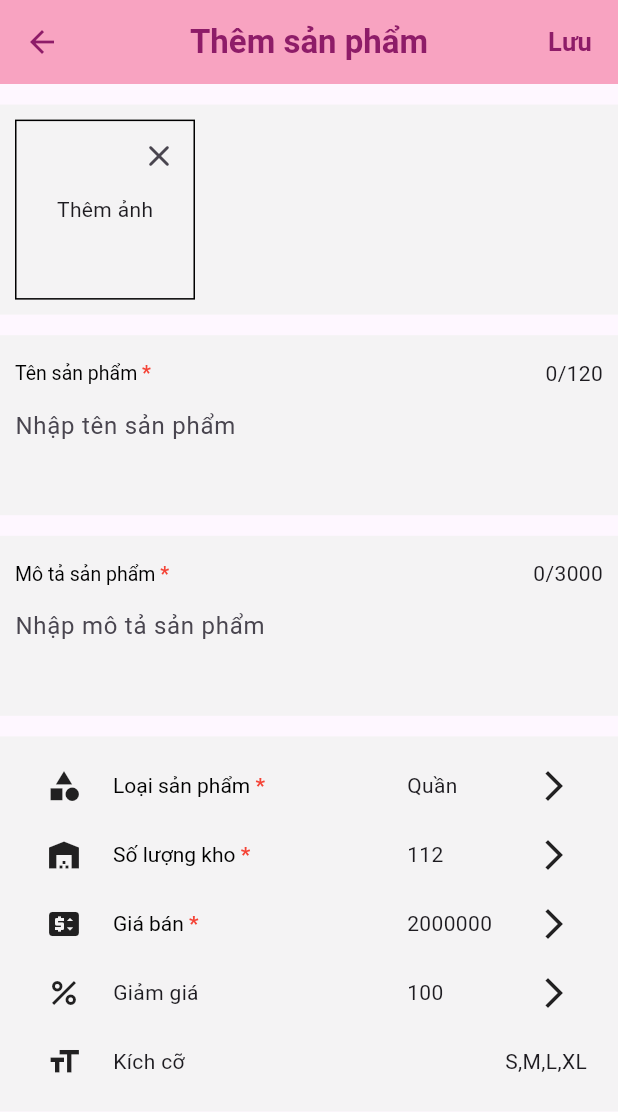
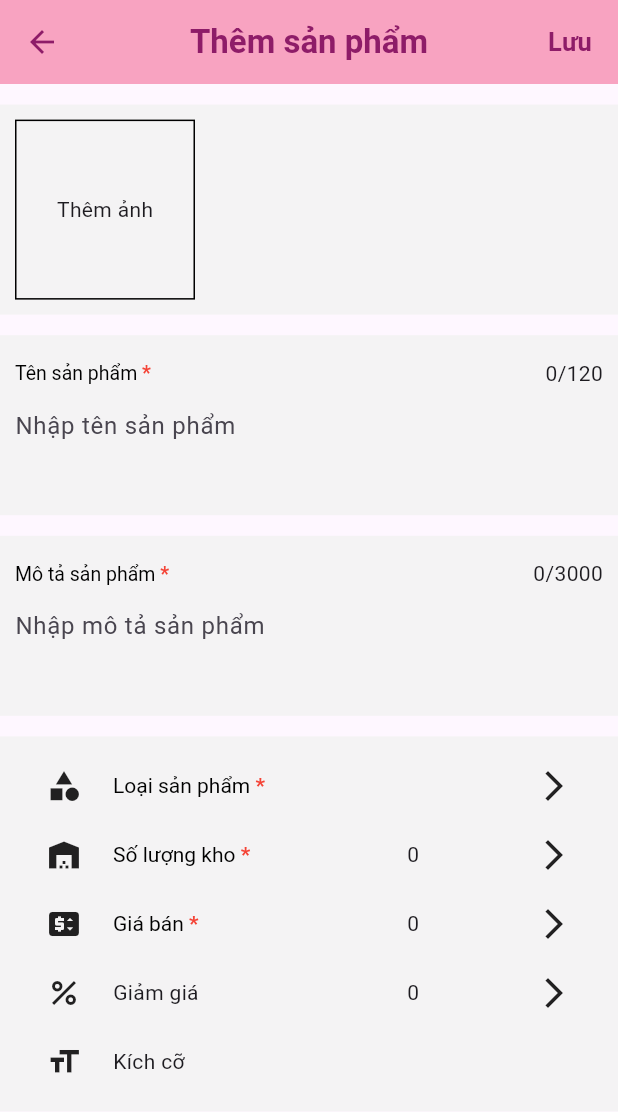
Before and after one commit to phamduykhanh135/fashion-NKH, a Flutter app: the screen it shows after launch, after a tap on the "add" icon, on a phone screen of 412 x 824 dp. Shown: the top 1112 px of the screen. Run offline on Flutter 3.47's test engine with Material 3 defaults, Android fonts, the phone set to English and light mode, and no system bars; our stand-ins replace fl_chart, image_picker; network calls fail.

Commit message:
hao_xử lý chức năng thêm sản phẩm

```diff
--- a/lib/model/themsp.dart
+++ b/lib/model/themsp.dart
@@ -1,15 +1,14 @@
-class Them{
-  dynamic linkImage;
-  String? ten_sp;
-  String? mota_sp;
-  String? l_sp;
-  String? size_S;
-  String? size_M;
-  String? size_L;
-  String? size_XL;
-  int? quatitySizeS;
-  int? quatitySizeM;
-  int? quatitySizeL;
-  int? quatitySizeXL;
-  int? discount;
+ class Them{
+  static dynamic linkImage;
+  static String ten_sp="";
+  static String mota_sp="";
+  static String l_sp="";
+  static String kichco_sp="";
+  static int price_sp=0;
+  static int quatitySizeS=0;
+  static int quatitySizeM=0;
+  static int quatitySizeL=0;
+  static int quatitySizeXL=0;
+  static int discount_sp=0;
+
 }
--- a/lib/views/themsanpham.dart
+++ b/lib/views/themsanpham.dart
@@ -1,14 +1,14 @@
+import 'dart:io';
+
 import 'package:flutter/material.dart';
 import 'package:sales_application/model/themsp.dart';
-import 'package:sales_application/views/color.dart';
-import 'package:sales_application/views/color.dart';
-import 'package:sales_application/views/color.dart';
 import 'package:sales_application/views/color.dart';
 import 'package:sales_application/views/gia_sp.dart';
 import 'package:sales_application/views/giamgia.dart';
 import 'package:sales_application/views/loaisanpham.dart';
 import 'package:sales_application/views/quanlysanpham.dart';
 import 'package:sales_application/views/soluongkho.dart';
+import 'package:image_picker/image_picker.dart';
 
 class ThemSP extends StatefulWidget {
   const ThemSP({super.key});
@@ -18,13 +18,20 @@ class ThemSP extends StatefulWidget {
 }
 
 class _ThemSPState extends State<ThemSP> {
+  File ? _selected;
   TextEditingController _tensp = TextEditingController();
   TextEditingController _mota = TextEditingController();
+  String _loai_sp= Them.l_sp.toString();
+  String _kichco_sp=Them.kichco_sp;
+  int _soLuongKho=Them.quatitySizeL+Them.quatitySizeM+Them.quatitySizeS+Them.quatitySizeXL;
+  // int _sizeS=Them.quatitySizeS.toInt();
+  // int _sizeM=Them.quatitySizeM.toInt();
+  // int _sizeL=Them.quatitySizeL.toInt();
+  // int _sizeXL=Them.quatitySizeXL.toInt();
+  int _giaBan=Them.price_sp;
+  int _giamGia=Them.discount_sp;
   int _charCount1 = 0;
   int _charCount = 0;
-  final Them sp=Them();
-
-
   @override
   Widget build(BuildContext context) {
     return Scaffold(
@@ -35,9 +42,26 @@ class _ThemSPState extends State<ThemSP> {
       actions: [
         TextButton(onPressed: (){
           //Cap nhat gia tri sp của class
-          sp.ten_sp=_mota.text;
-          sp.mota_sp=_mota.text;
+          Them.ten_sp=_tensp.text;
+          Them.mota_sp=_mota.text;
+
+          // if(_tensp==null||_tensp==""||_mota==""||_mota==null||_loai_sp==""||_giaBan==0||_soLuongKho==0){
+          //   print("Nhập thiếu thông tin");
+          // }
           //Firebase
+          //Final
+          Them.kichco_sp="";
+          Them.ten_sp="";
+          Them.mota_sp="";
+          Them.l_sp="";
+           Them.price_sp=0;
+           Them.quatitySizeS=0;
+           Them.quatitySizeM=0;
+           Them.quatitySizeL=0;
+           Them.quatitySizeXL=0;
+           Them.discount_sp=0;
+          Navigator.push( context,
+            MaterialPageRoute(builder: (context) => QuanLySP()),);
         }, child: Text("Lưu",style: TextStyle(color: MyColor.dark_pink,fontWeight: FontWeight.bold,fontSize: 17)))
       ],
       leading: IconButton(onPressed: (){
@@ -72,20 +96,28 @@ class _ThemSPState extends State<ThemSP> {
                         ),
                       ),
                       child:InkWell(
-                        onTap: (){/*TODO:*/},
-                        child: Center(
+                        onTap: (){_pickImage();},
+                        child: _selected!=null? Image.file(_selected!):Center(
                           child: Text("Thêm ảnh",style:TextStyle(fontSize: 14)),/*TODO:*/
                         ),
                       ),
                     ),
+                    if (_selected != null)
+                      ...[
                         Positioned(
                           top: 0,
                           right: 0,
                           child: IconButton(
                             icon: Icon(Icons.close_rounded),
-                        onPressed: () {},
+                            onPressed: () {
+                              setState(() {
+                                _selected = null;
+                              });
+                            },
                           ),
                         ),
+                      ],
+
                   ],
                 )
 
@@ -138,7 +170,7 @@ class _ThemSPState extends State<ThemSP> {
                     }
                   });
                 },
-                decoration: InputDecoration(
+                decoration: const InputDecoration(
                   hintText: 'Nhập tên sản phẩm',
                   border: InputBorder.none // Loại bỏ đường gạch chân khi không có focus
                 ),
@@ -150,8 +182,8 @@ class _ThemSPState extends State<ThemSP> {
           SizedBox(height: MediaQuery.of(context).size.height/60),
           Container(
             height: 120,
-            padding:EdgeInsets.all(10),
-            constraints:BoxConstraints(maxHeight: 200.0),
+            padding:const EdgeInsets.all(10),
+            constraints:const BoxConstraints(maxHeight: 200.0),
             decoration:  BoxDecoration(
               color:  MyColor.light_grey
             ),
@@ -166,7 +198,7 @@ class _ThemSPState extends State<ThemSP> {
                       text: TextSpan(
                         text: null,
                         style: DefaultTextStyle.of(context).style,
-                        children: <TextSpan>[
+                        children: const <TextSpan>[
                           TextSpan(text: 'Mô tả sản phẩm ', style: TextStyle(fontWeight: FontWeight.normal,fontSize: 13,color: Colors.black,decoration: TextDecoration.none,)),
                           TextSpan(text: '*', style: TextStyle(fontWeight: FontWeight.bold,fontSize: 13,color: Colors.red,decoration: TextDecoration.none,)),
                         ],
@@ -191,7 +223,7 @@ class _ThemSPState extends State<ThemSP> {
                       }
                     });
                   },
-                  decoration: InputDecoration(
+                  decoration: const InputDecoration(
                       hintText: 'Nhập mô tả sản phẩm',
                       border: InputBorder.none // Loại bỏ đường gạch chân khi không có focus
                   ),
@@ -204,7 +236,7 @@ class _ThemSPState extends State<ThemSP> {
           ///Phần chọn
             Container(
             height: 250,
-            padding:EdgeInsets.all(10),
+            padding:const EdgeInsets.all(10),
             decoration:  BoxDecoration(
         color:  MyColor.light_grey
             ),
@@ -219,24 +251,25 @@ class _ThemSPState extends State<ThemSP> {
                 },
                    child: Row(
               children: [
-                Expanded(child: Icon(Icons.category)), // Icon ở đầu
-                Expanded(child:RichText(
+                const Expanded(child: Icon(Icons.category)), // Icon ở đầu
+                Expanded(child: RichText(
                   text: TextSpan(
                     text: null,
                     style: DefaultTextStyle.of(context).style,
-                    children: <TextSpan>[
+                    children:  <TextSpan>[
                       TextSpan(text: 'Loại sản phẩm ', style: TextStyle(fontWeight: FontWeight.normal,fontSize: 14,color: Colors.black,decoration: TextDecoration.none,)),
                       TextSpan(text: '*', style: TextStyle(fontWeight: FontWeight.bold,fontSize: 14,color: Colors.red,decoration: TextDecoration.none,)),
                     ],
                   ),
                 ),flex: 3,),
-                Expanded(child: Text("Quần")),// Khoảng trắng giữa hai icon
+                Expanded(child: Text(_loai_sp)),// Khoảng trắng giữa hai icon
                 Expanded(child: Icon(Icons.arrow_forward_ios)),  // Icon ở cuối
               ],
             ),)),
             ///So luong
             Expanded(
                 child: InkWell(onTap: (){
+                  Them.kichco_sp="";
                   Navigator.push( context,
                     MaterialPageRoute(builder: (context) => SoLuongKho()),);
                 },
@@ -253,7 +286,7 @@ class _ThemSPState extends State<ThemSP> {
                           ],
                         ),
                       ),flex: 3,),
-                      Expanded(child: Text("112")),// Khoảng trắng giữa hai icon
+                      Expanded(child: Text(_soLuongKho.toString())),// Khoảng trắng giữa hai icon
                       Expanded(child: Icon(Icons.arrow_forward_ios)),  // Icon ở cuối
                     ],
                   ),)),
@@ -280,7 +313,7 @@ class _ThemSPState extends State<ThemSP> {
                         ),
                       )
                         ,flex: 3,),
-                      Expanded(child: Text("2000000")),// Khoảng trắng giữa hai icon
+                      Expanded(child: Text(_giaBan.toString(),maxLines: 1,)),// Khoảng trắng giữa hai icon
                       Expanded(child: Icon(Icons.arrow_forward_ios)),  // Icon ở cuối
                     ],
                   ),)),
@@ -296,21 +329,23 @@ class _ThemSPState extends State<ThemSP> {
                     children: [
                       Expanded(child: Icon(Icons.percent)), // Icon ở đầu
                       Expanded(child: Text("Giảm giá",style:TextStyle(fontSize: 14)),flex: 3,),
-                      Expanded(child: Text("100")),// Khoảng trắng giữa hai icon
+                      Expanded(child: Text(_giamGia.toString())),// Khoảng trắng giữa hai icon
                       Expanded(child: Icon(Icons.arrow_forward_ios)),  // Icon ở cuối
                     ],
                   ),)),
+
             ///Kich Co
             Expanded(
+
 
                 child: InkWell(
                   onTap: (){},
                   child: Row(
-                    children: [
+                    children:[
                       Expanded(child: Icon(Icons.format_size)), // Icon ở đầu
                       Expanded(child: Text("Kích cỡ",style:TextStyle(fontSize: 14)),flex: 3,),
                       Expanded(child: Text("")),// Khoảng trắng giữa hai icon
-                      Expanded(child: Text("S,M,L,XL")),
+                      Expanded(child: Text(_kichco_sp)),
                       // Icon ở cuối
                     ],
                   ),)),
@@ -323,4 +358,12 @@ class _ThemSPState extends State<ThemSP> {
             )
     );
   }
+  Future _pickImage() async{
+    final returnImage=await ImagePicker().pickImage(source: ImageSource.gallery);
+    if(returnImage==null)return;
+    setState(() {
+      _selected=File(returnImage!.path);
+
+    });
   }
+}
--- a/pubspec.yaml
+++ b/pubspec.yaml
@@ -56,6 +56,7 @@ dependencies:
   shared_preferences: ^2.2.2
   lite_rolling_switch: ^1.0.1
   geolocator: ^10.1.0
+image_picker: ^0.8.6
 
 dev_dependencies:
   flutter_test:
```
Also changed, not shown: lib/views/gia_sp.dart (+10 -3 lines), lib/views/giamgia.dart (+10 -3 lines), lib/views/loaisanpham.dart (+4 -7 lines), lib/views/serach_lsp.dart (deleted, +0 -39 lines), lib/views/soluongkho.dart (+26 -5 lines), lib/model/models.dart (deleted). Lines whose indentation alone changed are shown as unchanged.
